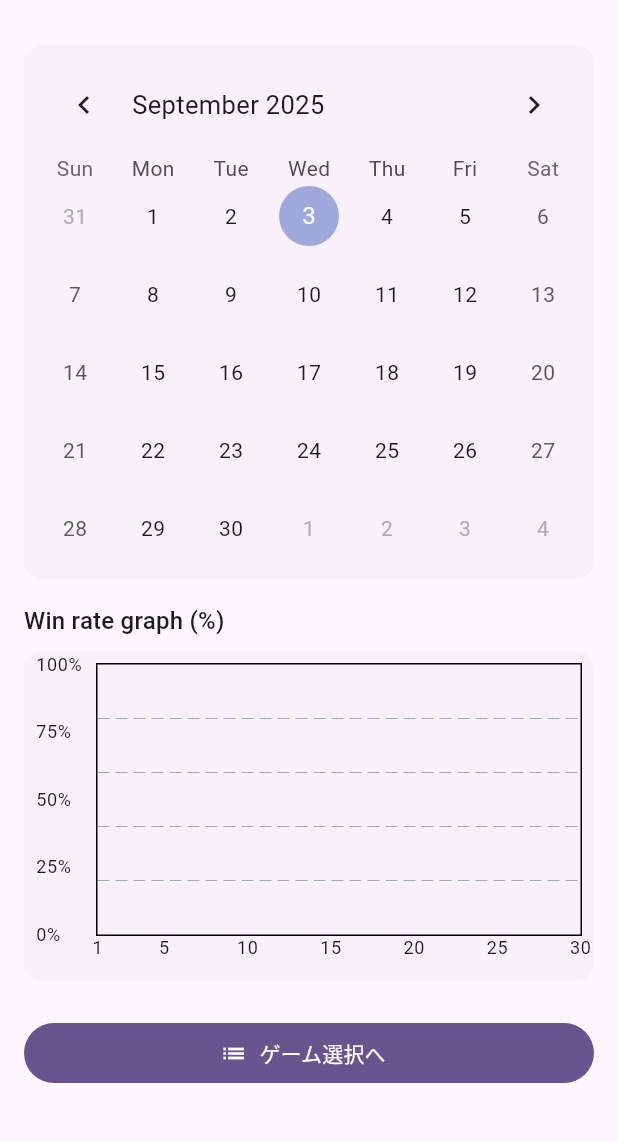
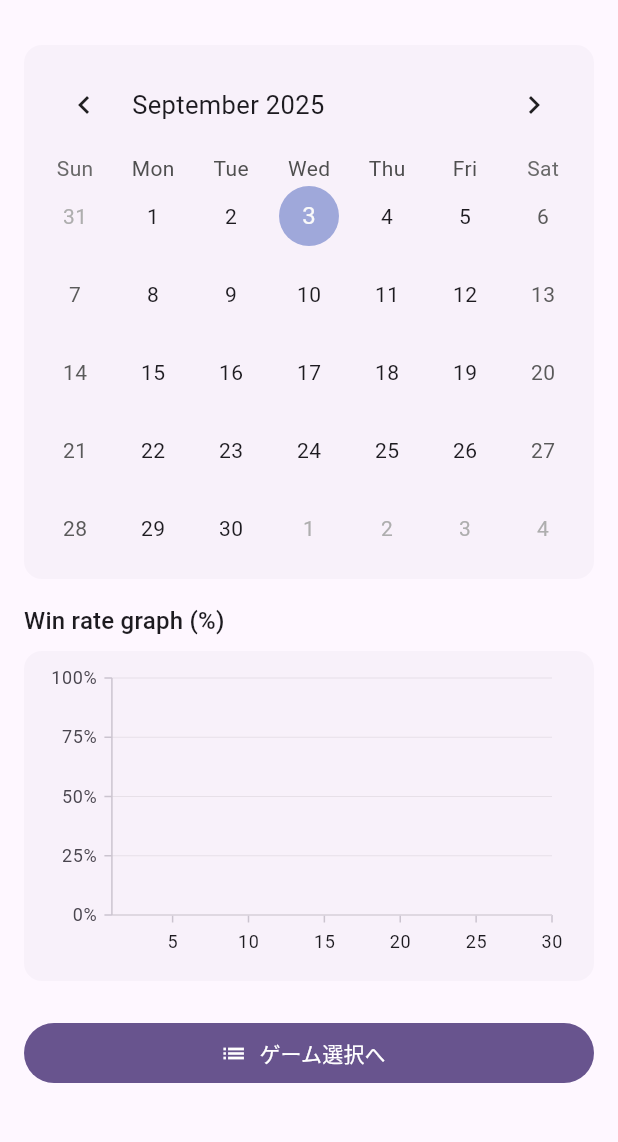
Before and after one commit to dohq/matchnotes, a Flutter app: the screen it shows after launch, on a phone screen of 412 x 824 dp, the part 63-1205 px from its top. Run offline on Flutter 3.47's test engine with Material 3 defaults, Android fonts, the phone set to English and light mode, and no system bars; drawn by our look-alikes of fl_chart, table_calendar; our stand-ins replace csv, drift, drift_sqflite, file_picker, flutter_riverpod, syncfusion_flutter_charts; accounts and stored records are empty; generated files the repository leaves out were written again.

Commit message:
feat(top): Syncfusion Chartsへ移行し軸表示を改善\n\n- fl_chartからsyncfusion_flutter_chartsへ移行\n- X軸: 31日月でも末尾ラベルが表示されるよう minimum/maximum/edgeLabelPlacement/interval を調整\n- Y軸: 0-100%・25刻み・%表記\n- 凡例はチャート内のビルトインLegendを使用\n- 依存追加: syncfusion_flutter_charts ^30.2.7

```diff
--- a/lib/presentation/top_page.dart
+++ b/lib/presentation/top_page.dart
@@ -1,6 +1,6 @@
 import 'package:flutter/material.dart';
 import 'package:flutter_riverpod/flutter_riverpod.dart';
-import 'package:fl_chart/fl_chart.dart';
+import 'package:syncfusion_flutter_charts/charts.dart';
 import 'package:matchnotes/infrastructure/providers.dart';
 import 'package:matchnotes/domain/usecases/get_monthly_win_rates_per_game.dart';
 import 'game_select_page.dart';
@@ -12,6 +12,12 @@ class TopPage extends ConsumerStatefulWidget {
 
   @override
   ConsumerState<TopPage> createState() => _TopPageState();
+}
+
+class _Point {
+  final int x;
+  final double y;
+  const _Point(this.x, this.y);
 }
 
 class _TopPageState extends ConsumerState<TopPage> {
@@ -153,86 +159,52 @@ class _ChartWithLegend extends StatelessWidget {
             color: Theme.of(context).colorScheme.surfaceContainerLow,
             borderRadius: BorderRadius.circular(12),
           ),
-          child: LineChart(
-            LineChartData(
-              minX: 1,
-              maxX: daysInMonth.toDouble(),
-              minY: 0,
-              maxY: 100,
-              gridData: FlGridData(show: true, drawVerticalLine: false),
-              titlesData: FlTitlesData(
-                leftTitles: AxisTitles(
-                  sideTitles: SideTitles(
-                    showTitles: true,
-                    reservedSize: 40,
-                    interval: 25,
-                    getTitlesWidget: (value, meta) => Text(
-                      '${value.toInt()}%',
-                      style: Theme.of(context).textTheme.bodySmall,
-                    ),
+          child: SfCartesianChart(
+            plotAreaBorderWidth: 0,
+            legend: const Legend(
+              isVisible: true,
+              overflowMode: LegendItemOverflowMode.wrap,
+            ),
+            primaryXAxis: NumericAxis(
+              minimum: 1,
+              maximum: daysInMonth.toDouble(),
+              interval: (daysInMonth / 6).ceilToDouble(),
+              edgeLabelPlacement: EdgeLabelPlacement.shift,
+              majorGridLines: const MajorGridLines(width: 0),
+              labelStyle: Theme.of(context).textTheme.bodySmall,
+            ),
+            primaryYAxis: NumericAxis(
+              minimum: 0,
+              maximum: 100,
+              interval: 25,
+              axisLabelFormatter: (args) => ChartAxisLabel(
+                '${args.value.toInt()}%',
+                Theme.of(context).textTheme.bodySmall!,
+              ),
+            ),
+            series: [
+              for (var i = 0; i < series.length; i++)
+                LineSeries<_Point, num>(
+                  dataSource: [
+                    for (final p in series[i].points)
+                      _Point(p.day.day, (p.winRate * 100)),
+                  ],
+                  xValueMapper: (pt, _) => pt.x,
+                  yValueMapper: (pt, _) => pt.y,
+                  color: palette[i],
+                  width: 2,
+                  markerSettings: const MarkerSettings(
+                    isVisible: true,
+                    width: 4,
+                    height: 4,
                   ),
+                  name: series[i].gameName,
                 ),
-                bottomTitles: AxisTitles(
-                  sideTitles: SideTitles(
-                    showTitles: true,
-                    interval: (daysInMonth / 6).ceilToDouble(),
-                    getTitlesWidget: (value, meta) => Text(
-                      value.toInt().toString(),
-                      style: Theme.of(context).textTheme.bodySmall,
-                    ),
-                  ),
-                ),
-                rightTitles: const AxisTitles(
-                  sideTitles: SideTitles(showTitles: false),
-                ),
-                topTitles: const AxisTitles(
-                  sideTitles: SideTitles(showTitles: false),
-                ),
-              ),
-              lineBarsData: [
-                for (var i = 0; i < series.length; i++)
-                  LineChartBarData(
-                    isCurved: false,
-                    color: palette[i],
-                    barWidth: 2,
-                    dotData: FlDotData(show: true),
-                    spots: series[i].points
-                        .map(
-                          (p) => FlSpot(p.day.day.toDouble(), p.winRate * 100),
-                        )
-                        .toList(growable: false),
-                  ),
-              ],
-              borderData: FlBorderData(show: true),
-            ),
+            ],
+            tooltipBehavior: TooltipBehavior(enable: true),
           ),
         ),
         const SizedBox(height: 8),
-        Wrap(
-          spacing: 12,
-          runSpacing: 8,
-          children: [
-            for (var i = 0; i < series.length; i++)
-              Row(
-                mainAxisSize: MainAxisSize.min,
-                children: [
-                  Container(
-                    width: 12,
-                    height: 12,
-                    decoration: BoxDecoration(
-                      color: palette[i],
-                      shape: BoxShape.circle,
-                    ),
-                  ),
-                  const SizedBox(width: 6),
-                  Text(
-                    series[i].gameName,
-                    style: Theme.of(context).textTheme.bodySmall,
-                  ),
-                ],
-              ),
-          ],
-        ),
       ],
     );
   }
--- a/pubspec.yaml
+++ b/pubspec.yaml
@@ -44,6 +44,7 @@ dependencies:
   intl: ^0.20.2
   collection: ^1.18.0
   fl_chart: ^0.69.0
+  syncfusion_flutter_charts: ^30.2.7
   csv: ^5.0.2
   file_picker: ^8.0.3
 
```
Also changed, not shown: pubspec.lock.
